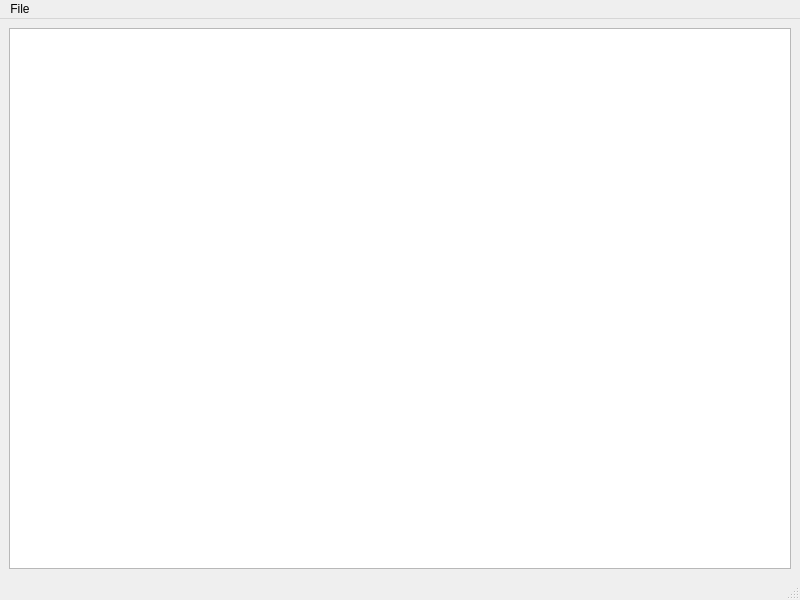
First picture: the form in gui/mozregui/ui/mainwindow.ui, repository mozilla/mozregression, before the edit.
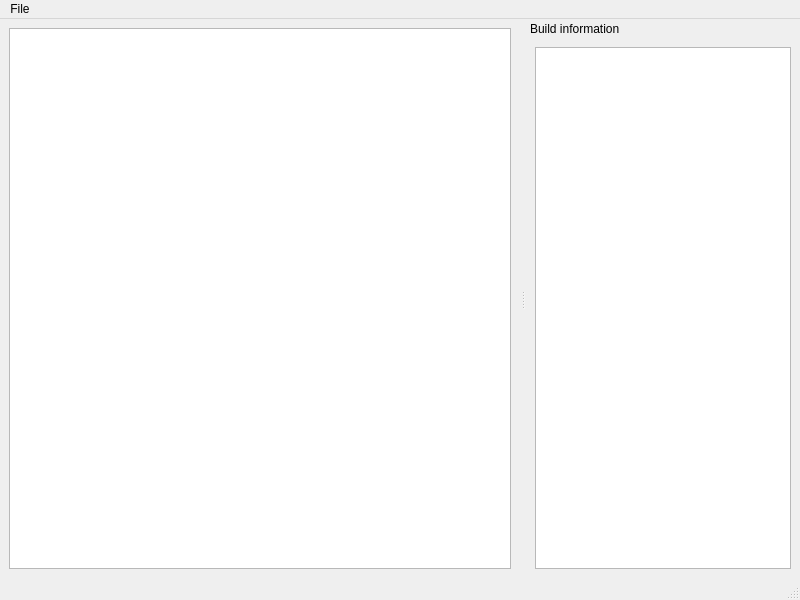
Second picture: the form after the edit. Custom widgets are drawn as their Qt base class.

Commit message: add build information panel

```diff
--- a/gui/mozregui/ui/mainwindow.ui
+++ b/gui/mozregui/ui/mainwindow.ui
@@ -50,6 +50,31 @@
    <addaction name="menuFile"/>
   </widget>
   <widget class="QStatusBar" name="statusbar"/>
+  <widget class="QDockWidget" name="dockWidget">
+   <property name="features">
+    <set>QDockWidget::NoDockWidgetFeatures</set>
+   </property>
+   <property name="windowTitle">
+    <string>Build information</string>
+   </property>
+   <attribute name="dockWidgetArea">
+    <number>2</number>
+   </attribute>
+   <widget class="QWidget" name="dockWidgetContents">
+    <layout class="QVBoxLayout" name="verticalLayout_2">
+     <item>
+      <widget class="BuildInfoTextEdit" name="build_info_edit">
+       <property name="undoRedoEnabled">
+        <bool>false</bool>
+       </property>
+       <property name="readOnly">
+        <bool>true</bool>
+       </property>
+      </widget>
+     </item>
+    </layout>
+   </widget>
+  </widget>
   <action name="actionStart_a_new_bisection">
    <property name="text">
     <string>Start a new bisection</string>
@@ -61,6 +86,18 @@
    </property>
   </action>
  </widget>
+ <customwidgets>
+  <customwidget>
+   <class>BuildInfoTextEdit</class>
+   <extends>QPlainTextEdit</extends>
+   <header location="global">mozregui.report</header>
+  </customwidget>
+  <customwidget>
+   <class>ReportView</class>
+   <extends>QTableView</extends>
+   <header>mozregui.report</header>
+  </customwidget>
+ </customwidgets>
  <resources/>
  <connections>
   <connection>
```
Left out of the diff: 2 changed lines with no effect on the pictures. The commit also changes 2 other files.
